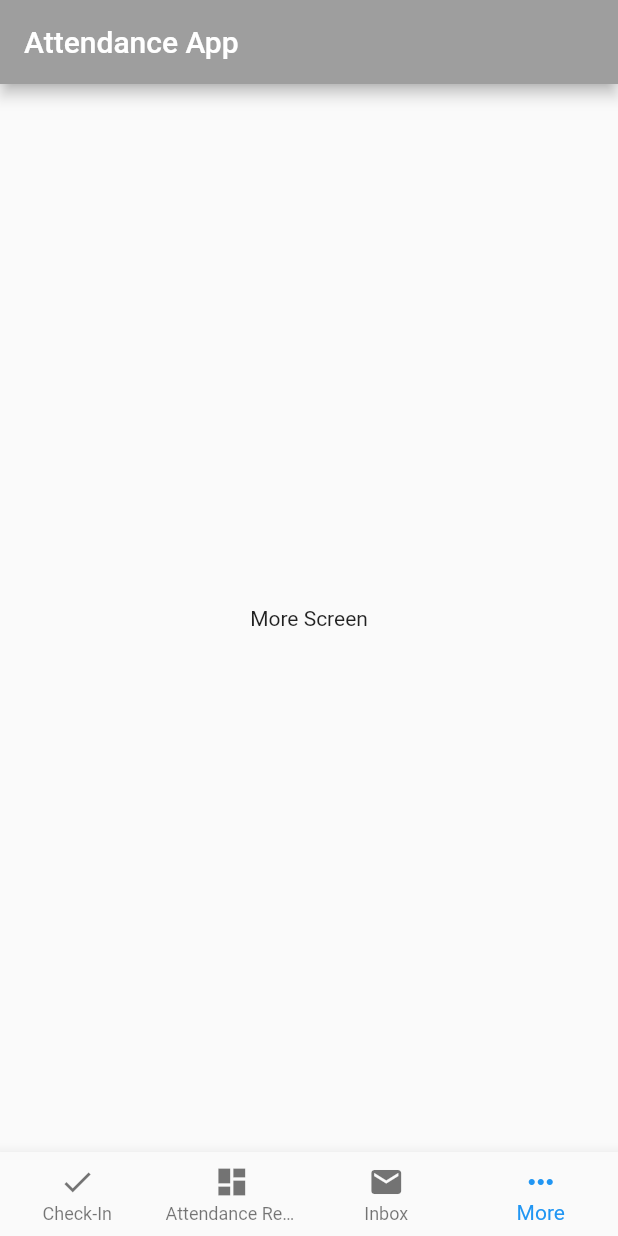
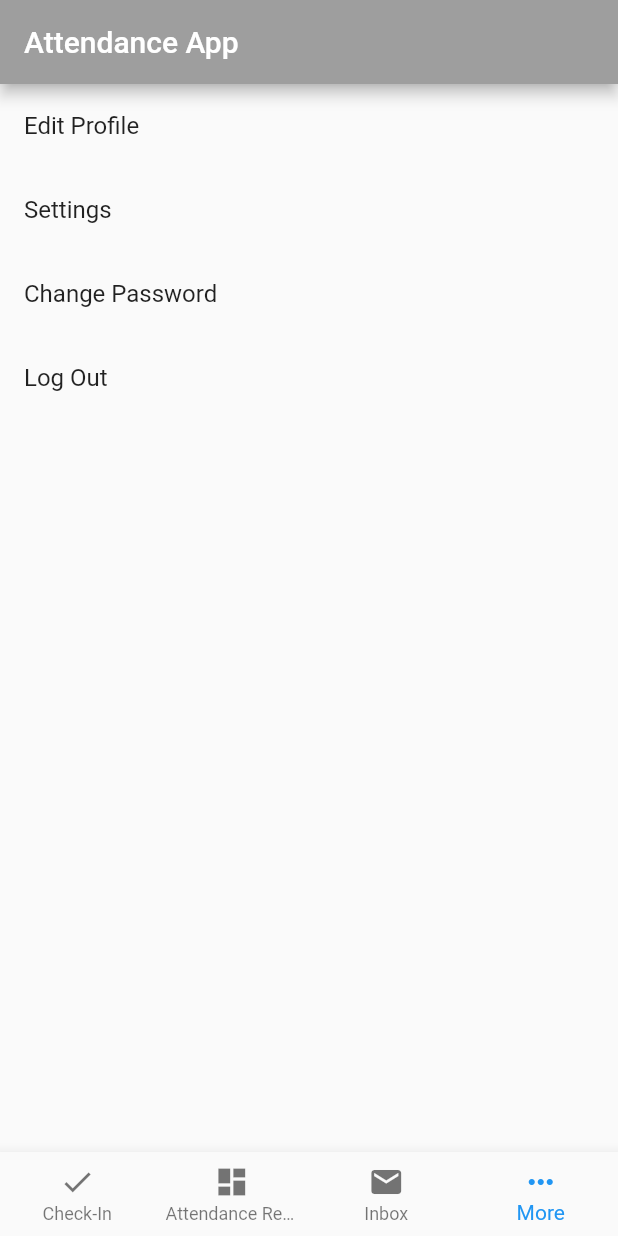
Before and after one commit to RussellStevenson/attendance_app, a Flutter app: the screen it shows after launch, item 4 of the bottom bar chosen, on a phone screen of 412 x 824 dp. Run offline on Flutter 3.47's test engine with Material 2 defaults, Android fonts, the phone set to English and light mode, and no system bars.

Commit message:
first commit

```diff
--- a/lib/more_screen.dart
+++ b/lib/more_screen.dart
@@ -3,8 +3,39 @@ import 'package:flutter/material.dart';
 class MoreScreen extends StatelessWidget {
   @override
   Widget build(BuildContext context) {
-    return Center(
-      child: Text('More Screen'),
+    return Scaffold(
+
+      body: ListView(
+        children: [
+          ListTile(
+            title: Text('Edit Profile'),
+            onTap: () {
+              // Handle Edit Profile option
+              Navigator.of(context).pop(); // Close the drawer or navigate
+            },
+          ),
+          ListTile(
+            title: Text('Settings'),
+            onTap: () {
+              // Handle Settings option
+              Navigator.of(context).pop(); // Close the drawer or navigate
+            },
+          ),
+          ListTile(
+            title: Text('Change Password'),
+            onTap: () {
+              Navigator.of(context).pop();
+            },
+          ),
+          ListTile(
+            title: Text('Log Out'),
+            onTap: () {
+              Navigator.of(context).pop();
+            },
+          )
+          // Add more options as needed
+        ],
+      ),
     );
   }
 }
```
